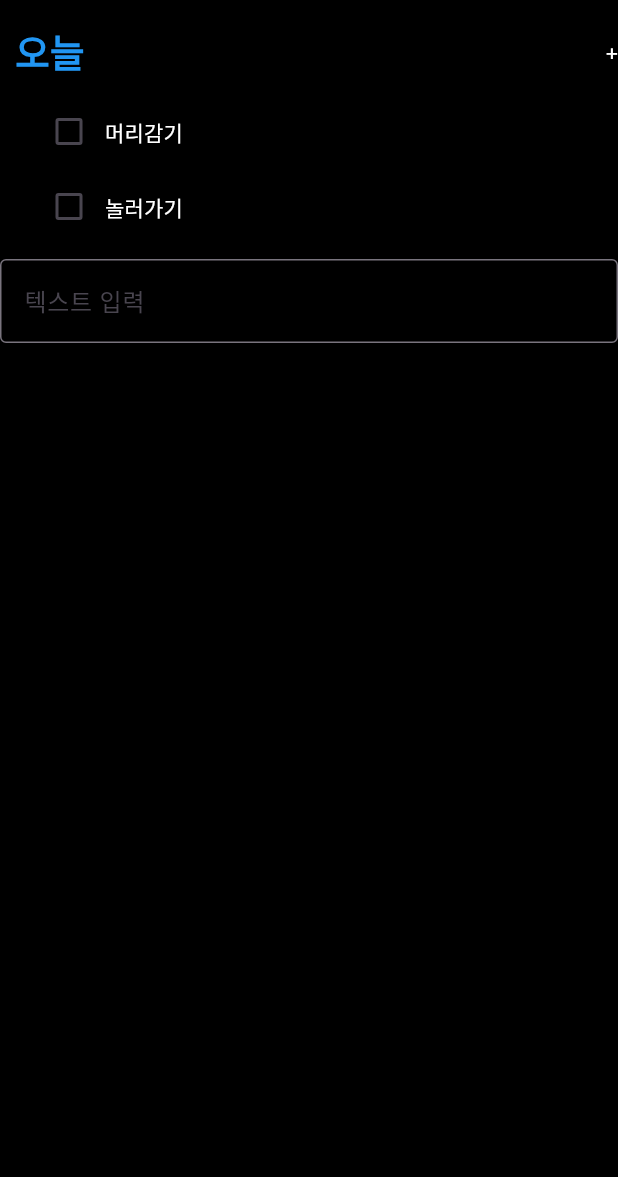
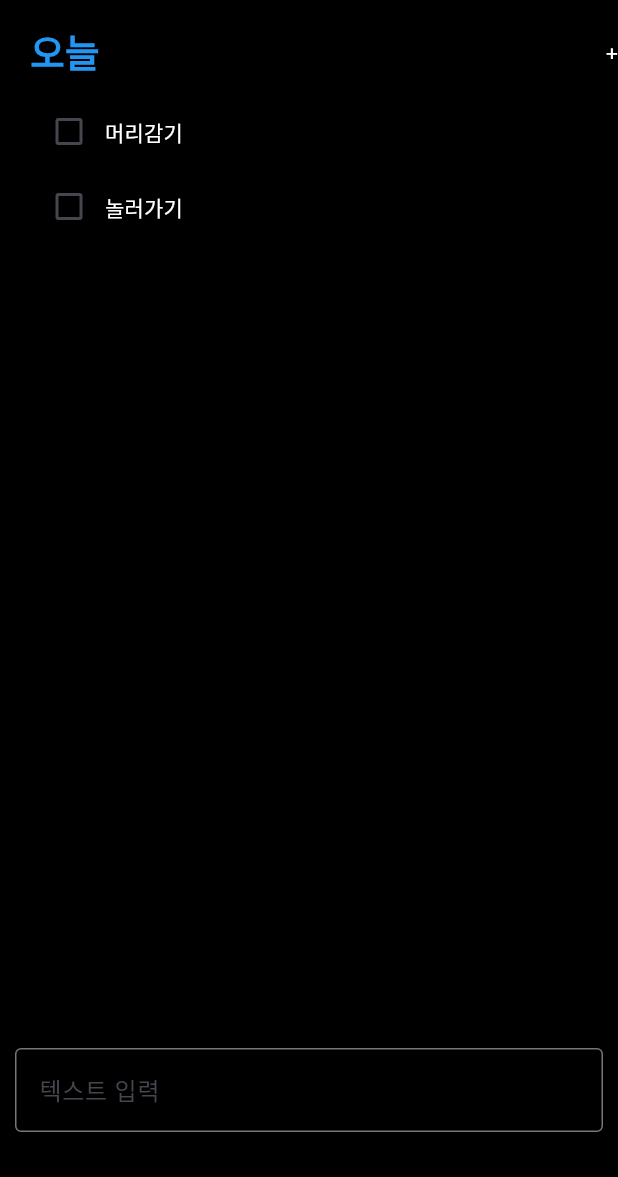
Before and after one commit to kyuyoungheo/flutter-study, a Flutter app: the screen it shows after launch, on a phone screen of 412 x 824 dp, the part 59-1236 px from its top. Run offline on Flutter 3.47's test engine with Material 3 defaults, Android fonts, the phone set to English and light mode, and no system bars.

Commit message:
취소선 추가, 텍스트필드 아래로 위치 변경

```diff
--- a/AnyTodo/any_todo/lib/model/todo.dart
+++ b/AnyTodo/any_todo/lib/model/todo.dart
@@ -3,5 +3,5 @@ class Todo {
   Todo(this.title, this.isDone);
 
   final String title;
-  final bool isDone;
+  bool isDone;
 }
--- a/AnyTodo/any_todo/lib/view/MainView.dart
+++ b/AnyTodo/any_todo/lib/view/MainView.dart
@@ -37,7 +37,7 @@ class _MainViewState extends State<MainView> {
       ),
       body: Column(crossAxisAlignment: CrossAxisAlignment.start, children: [
         Container(
-            padding: const EdgeInsets.fromLTRB(10, 0, 0, 0),
+            padding: const EdgeInsets.fromLTRB(20, 0, 0, 0),
             child: const Row(
                 mainAxisAlignment: MainAxisAlignment.start,
                 children: <Widget>[
@@ -45,12 +45,14 @@ class _MainViewState extends State<MainView> {
                       style: TextStyle(
                           fontSize: 25,
                           color: Colors.blue,
-                          fontWeight: FontWeight.bold)
+                          fontWeight: FontWeight.bold
+                      )
                   ),
                    Spacer(),
                    Text('+', style: TextStyle(color: Colors.white))
                 ])),
-        ListView.builder(
+        Expanded(
+          child: ListView.builder(
             shrinkWrap: true,
             scrollDirection: Axis.vertical,
             padding: const EdgeInsets.all(10),
@@ -68,13 +70,17 @@ class _MainViewState extends State<MainView> {
               );
             },
           ),
-        TextField(
+        ),
+        Container(
+          padding: const EdgeInsets.fromLTRB(10, 0, 10, 30),
+          child: TextField(
             style: const TextStyle(color: Colors.white),
             controller: _textController,
             onSubmitted: addTodo,
             decoration: const InputDecoration(
                 labelText: '텍스트 입력',
                 border: OutlineInputBorder()),
+          ),
         )
       ]),
     );
--- a/AnyTodo/any_todo/lib/view/widget/todoCell.dart
+++ b/AnyTodo/any_todo/lib/view/widget/todoCell.dart
@@ -1,6 +1,6 @@
-
 import 'package:any_todo/model/todo.dart';
 import 'package:flutter/material.dart';
+
 class TodoCell extends StatefulWidget {
   const TodoCell({super.key, required this.todo});
 
@@ -20,14 +20,23 @@ class _TodoCellState extends State<TodoCell> {
   Widget build(BuildContext context) {
     return Row(
       children: [
-        Checkbox(value: _isChecked, onChanged: (value) {
+        Checkbox(
+            value: _isChecked,
+            onChanged: (value) {
+              todo.isDone = value ?? false;
               setState(() {
-            _isChecked = value!; //  언래핑 이게 최선?
+                _isChecked = value ?? false; //  언래핑 이게 최선?
               });
             }),
         Text(
           todo.title,
-      style: const TextStyle(color: Colors.white),
+          style: TextStyle(
+              color: Colors.white,
+              decoration: todo.isDone
+                  ? TextDecoration.lineThrough
+                  : TextDecoration.none,
+              decorationColor: Colors.white,
+              decorationThickness: 2),
         )
       ],
     );
```
Lines whose indentation alone changed are shown as unchanged.
